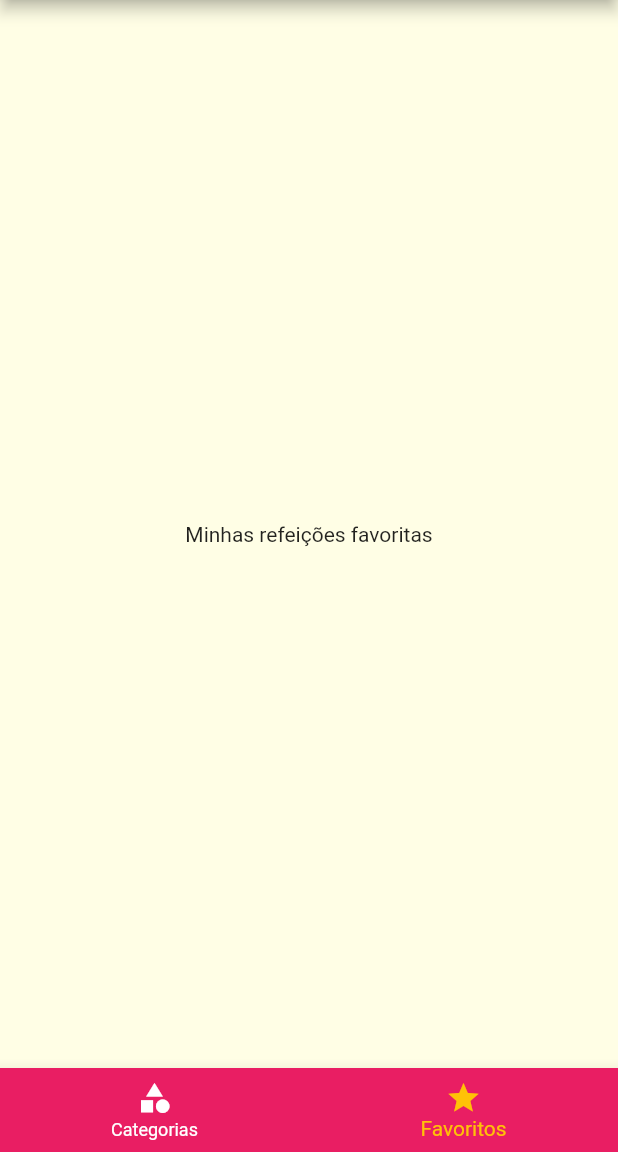
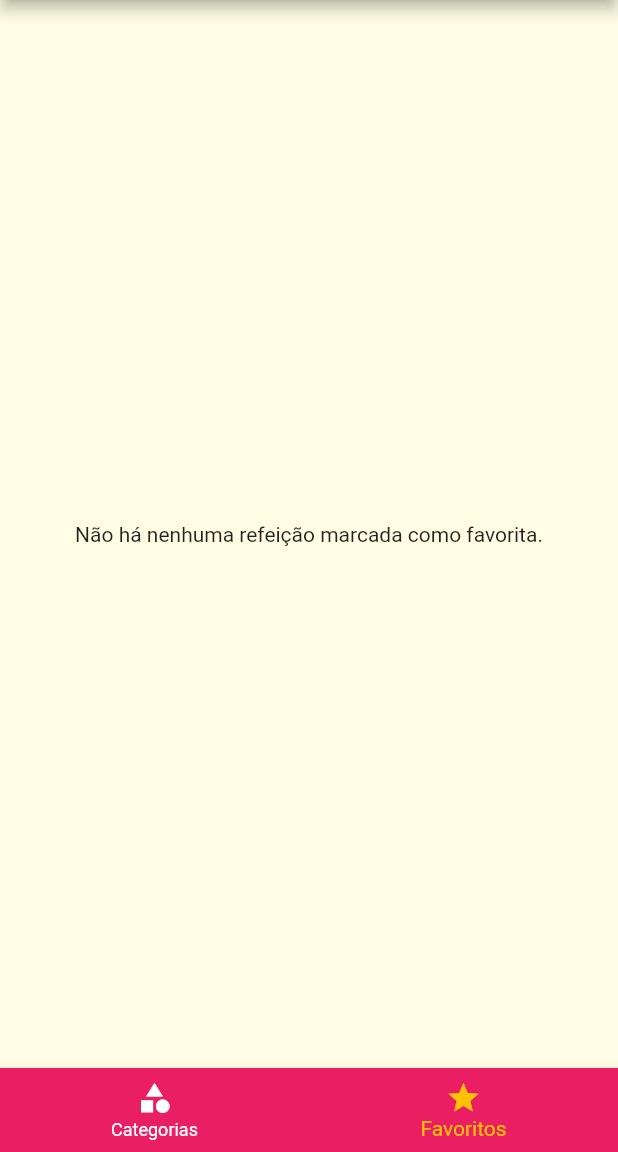
Before and after one commit to pcesarofc/recipeapp, a Flutter app: the screen it shows after launch, item 2 of the bottom bar chosen, on a phone screen of 412 x 824 dp, the part 84-1236 px from its top. Run offline on Flutter 3.47's test engine with Material 2 defaults, Android fonts, the phone set to English and light mode, and no system bars.

Commit message:
Funcionalidades executadas

```diff
--- a/lib/screens/favorite_screen.dart
+++ b/lib/screens/favorite_screen.dart
@@ -10,7 +10,7 @@ class FavoriteScreen extends StatelessWidget {
   Widget build(BuildContext context) {
     if (favoriteMeals.isEmpty) {
       return const Center(
-        child: Text('Minhas refeições favoritas'),
+        child: Text('Não há nenhuma refeição marcada como favorita.'),
       );
     } else {
       return ListView.builder(
--- a/lib/screens/meal_detail_screen.dart
+++ b/lib/screens/meal_detail_screen.dart
@@ -87,7 +87,9 @@ class MealDetailScreen extends StatelessWidget {
         ),
       ),
       floatingActionButton: FloatingActionButton(
-        child: Icon(isFavorite(meal) ? Icons.star : Icons.star_border,),
+        child: Icon(
+          isFavorite(meal) ? Icons.star : Icons.star_border,
+        ),
         onPressed: () {
           onToggleFavorite(meal);
         },
```
